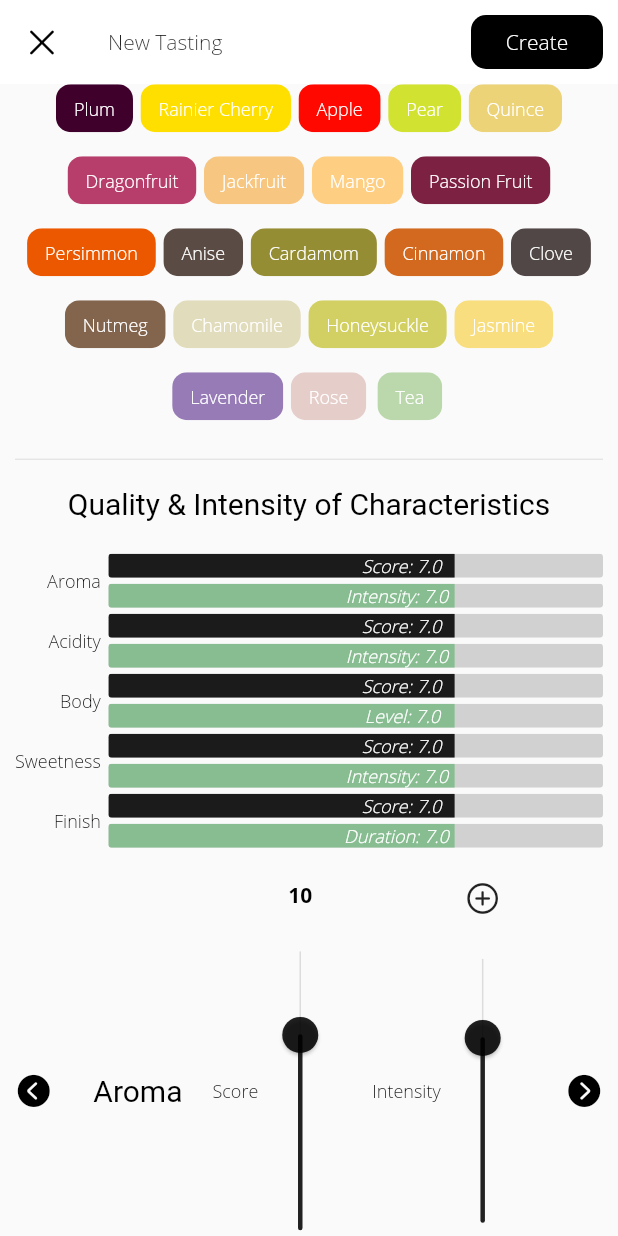
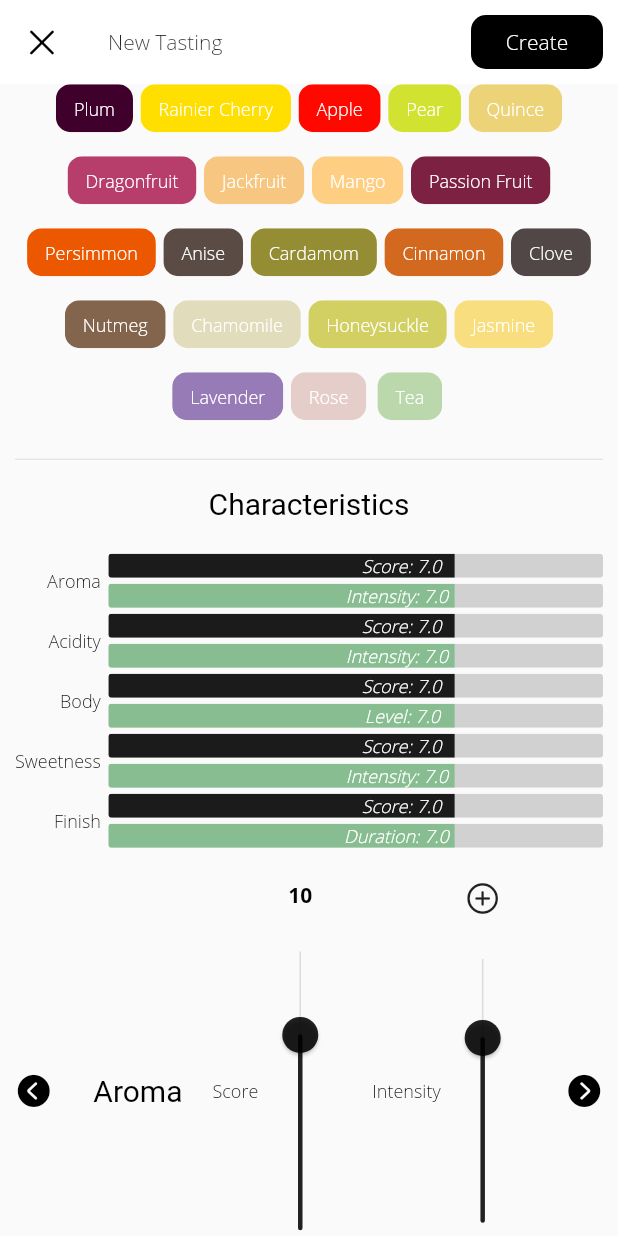
Before and after one commit to dangitstam/notes, a Flutter app: the CoffeeTastingCreateViewWidget screen opened directly, scrolled down 576 dp, on a phone screen of 412 x 824 dp. Run offline on Flutter 3.47's test engine with Material 2 defaults, Android fonts, the phone set to English and light mode, and no system bars; our stand-ins replace bloc, equatable, flutter_bloc, flutter_swiper, image_picker, sqflite; accounts and stored records are empty; Roboto replaces fonts that are missing (Baskerville).

Commit message:
refactor create view to use new bar chart

```diff
--- a/lib/src/coffee_tasting_create_view/coffee_tasting_create_view.dart
+++ b/lib/src/coffee_tasting_create_view/coffee_tasting_create_view.dart
@@ -15,8 +15,7 @@ import 'package:notes/src/coffee_tasting_create_view/sca_criteria/fragrance_widg
 import 'package:notes/src/coffee_tasting_create_view/sca_criteria/overall.dart';
 import 'package:notes/src/coffee_tasting_create_view/sca_criteria/sweetness.dart';
 import 'package:notes/src/common/util.dart';
-import 'package:notes/src/common/widgets/criteria_caption.dart';
-import 'package:notes/src/common/widgets/criteria_linear_indicator.dart';
+import 'package:notes/src/common/widgets/criteria_bar_chart.dart';
 import 'package:notes/src/data/model/note.dart';
 import 'package:notes/src/styles/typography.dart';
 // Heads up: Path's conflict can conflict with BuildContext's context.
@@ -354,45 +353,55 @@ class _CoffeeTastingCreateViewWidgetState extends State<CoffeeTastingCreateViewW
                 SizedBox(height: 10),
                 Divider(),
                 SizedBox(height: 10),
-                Text('Quality & Intensity of Characteristics', style: heading_6()),
+                Text('Characteristics', style: heading_6()),
                 SizedBox(height: 20),
-                Row(
-                  children: [
-                    Expanded(
-                      flex: 0,
-                      child: Column(
-                        crossAxisAlignment: CrossAxisAlignment.end,
-                        children: [
-                          CriteriaCaption('Aroma'),
-                          CriteriaCaption('Acidity'),
-                          CriteriaCaption('Body'),
-                          CriteriaCaption('Sweetness'),
-                          CriteriaCaption('Finish'),
-                        ],
-                      ),
-                    ),
-                    const SizedBox(width: 5),
-                    Expanded(
-                      child: Column(
-                        crossAxisAlignment: CrossAxisAlignment.start,
-                        mainAxisAlignment: MainAxisAlignment.start,
-                        children: [
-                          CriteriaLinearIndicator(coffeeTastingState.aromaScore, 'Score', scoreBarColor),
-                          CriteriaLinearIndicator(coffeeTastingState.aromaIntensity, 'Intensity', intensityBarColor),
-                          CriteriaLinearIndicator(coffeeTastingState.acidityScore, 'Score', scoreBarColor),
-                          CriteriaLinearIndicator(coffeeTastingState.acidityIntensity, 'Intensity', intensityBarColor),
-                          CriteriaLinearIndicator(coffeeTastingState.bodyScore, 'Score', scoreBarColor),
-                          CriteriaLinearIndicator(coffeeTastingState.bodyLevel, 'Level', intensityBarColor),
-                          CriteriaLinearIndicator(coffeeTastingState.sweetnessScore, 'Score', scoreBarColor),
-                          CriteriaLinearIndicator(
-                              coffeeTastingState.sweetnessIntensity, 'Intensity', intensityBarColor),
-                          CriteriaLinearIndicator(coffeeTastingState.finishScore, 'Score', scoreBarColor),
-                          CriteriaLinearIndicator(coffeeTastingState.finishDuration, 'Duration', intensityBarColor),
-                        ],
-                      ),
-                    )
-                  ],
-                ),
+                CriteriaBarChart(children: [
+                  CriteriaBarChartData(
+                    criteriaLabel: 'Aroma',
+                    score: coffeeTastingState.aromaScore,
+                    scoreLabel: 'Score',
+                    scoreColor: scoreBarColor,
+                    intensity: coffeeTastingState.aromaIntensity,
+                    intensityLabel: 'Intensity',
+                    intensityColor: intensityBarColor,
+                  ),
+                  CriteriaBarChartData(
+                    criteriaLabel: 'Acidity',
+                    score: coffeeTastingState.acidityScore,
+                    scoreLabel: 'Score',
+                    scoreColor: scoreBarColor,
+                    intensity: coffeeTastingState.acidityIntensity,
+                    intensityLabel: 'Intensity',
+                    intensityColor: intensityBarColor,
+                  ),
+                  CriteriaBarChartData(
+                    criteriaLabel: 'Body',
+                    score: coffeeTastingState.bodyScore,
+                    scoreLabel: 'Score',
+                    scoreColor: scoreBarColor,
+                    intensity: coffeeTastingState.bodyLevel,
+                    intensityLabel: 'Level',
+                    intensityColor: intensityBarColor,
+                  ),
+                  CriteriaBarChartData(
+                    criteriaLabel: 'Sweetness',
+                    score: coffeeTastingState.sweetnessScore,
+                    scoreLabel: 'Score',
+                    scoreColor: scoreBarColor,
+                    intensity: coffeeTastingState.sweetnessIntensity,
+                    intensityLabel: 'Intensity',
+                    intensityColor: intensityBarColor,
+                  ),
+                  CriteriaBarChartData(
+                    criteriaLabel: 'Finish',
+                    score: coffeeTastingState.finishScore,
+                    scoreLabel: 'Score',
+                    scoreColor: scoreBarColor,
+                    intensity: coffeeTastingState.finishDuration,
+                    intensityLabel: 'Duration',
+                    intensityColor: intensityBarColor,
+                  ),
+                ]),
                 SizedBox(height: 20),
                 SizedBox(
                   height: 280,
--- /dev/null
+++ b/lib/src/common/widgets/criteria_bar_chart.dart
@@ -0,0 +1,92 @@
+import 'package:flutter/material.dart';
+
+import 'criteria_caption.dart';
+import 'criteria_linear_indicator.dart';
+
+class CriteriaBarChartData {
+  CriteriaBarChartData({
+    this.criteriaLabel,
+    this.score,
+    this.scoreLabel,
+    this.scoreColor,
+    this.intensity,
+    this.intensityLabel,
+    this.intensityColor,
+  });
+
+  String criteriaLabel;
+
+  double score;
+  String scoreLabel;
+  Color scoreColor;
+
+  double intensity;
+  String intensityLabel;
+  Color intensityColor;
+}
+
+class CriteriaBarChart extends StatelessWidget {
+  CriteriaBarChart({this.children});
+
+  final List<CriteriaBarChartData> children;
+
+  @override
+  Widget build(BuildContext context) {
+    var linearIndicators = <CriteriaLinearIndicator>[];
+    for (var datum in children) {
+      linearIndicators.add(
+        CriteriaLinearIndicator(
+          datum.score,
+          datum.scoreLabel,
+          datum.scoreColor,
+        ),
+      );
+      linearIndicators.add(
+        CriteriaLinearIndicator(
+          datum.intensity,
+          datum.intensityLabel,
+          datum.intensityColor,
+        ),
+      );
+    }
+
+    return Row(
+      children: [
+        Expanded(
+          flex: 0,
+          child: Column(
+            crossAxisAlignment: CrossAxisAlignment.end,
+            children: children.map((e) => CriteriaCaption(e.criteriaLabel)).toList(),
+            // children: [
+            //   CriteriaCaption('Aroma'),
+            //   CriteriaCaption('Acidity'),
+            //   CriteriaCaption('Body'),
+            //   CriteriaCaption('Sweetness'),
+            //   CriteriaCaption('Finish'),
+            // ],
+          ),
+        ),
+        const SizedBox(width: 5),
+        Expanded(
+          child: Column(
+            crossAxisAlignment: CrossAxisAlignment.start,
+            mainAxisAlignment: MainAxisAlignment.start,
+            children: linearIndicators,
+            // children: [
+            //   CriteriaLinearIndicator(coffeeTastingState.aromaScore, 'Score', scoreBarColor),
+            //   CriteriaLinearIndicator(coffeeTastingState.aromaIntensity, 'Intensity', intensityBarColor),
+            //   CriteriaLinearIndicator(coffeeTastingState.acidityScore, 'Score', scoreBarColor),
+            //   CriteriaLinearIndicator(coffeeTastingState.acidityIntensity, 'Intensity', intensityBarColor),
+            //   CriteriaLinearIndicator(coffeeTastingState.bodyScore, 'Score', scoreBarColor),
+            //   CriteriaLinearIndicator(coffeeTastingState.bodyLevel, 'Level', intensityBarColor),
+            //   CriteriaLinearIndicator(coffeeTastingState.sweetnessScore, 'Score', scoreBarColor),
+            //   CriteriaLinearIndicator(coffeeTastingState.sweetnessIntensity, 'Intensity', intensityBarColor),
+            //   CriteriaLinearIndicator(coffeeTastingState.finishScore, 'Score', scoreBarColor),
+            //   CriteriaLinearIndicator(coffeeTastingState.finishDuration, 'Duration', intensityBarColor),
+            // ],
+          ),
+        )
+      ],
+    );
+  }
+}
```
